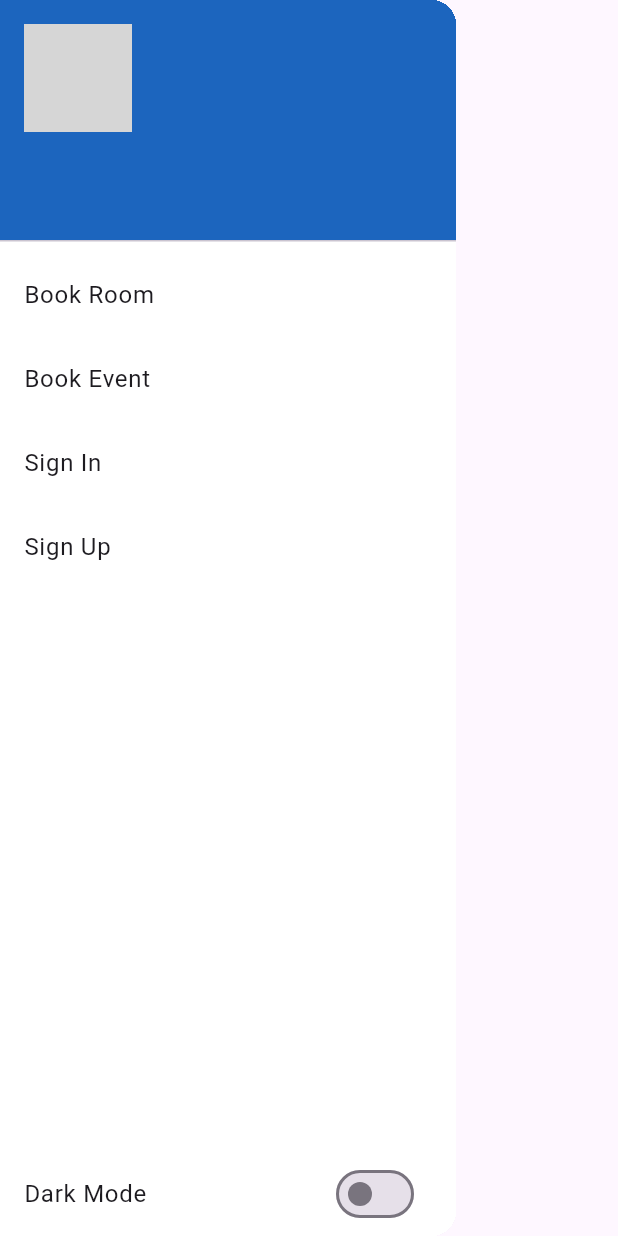
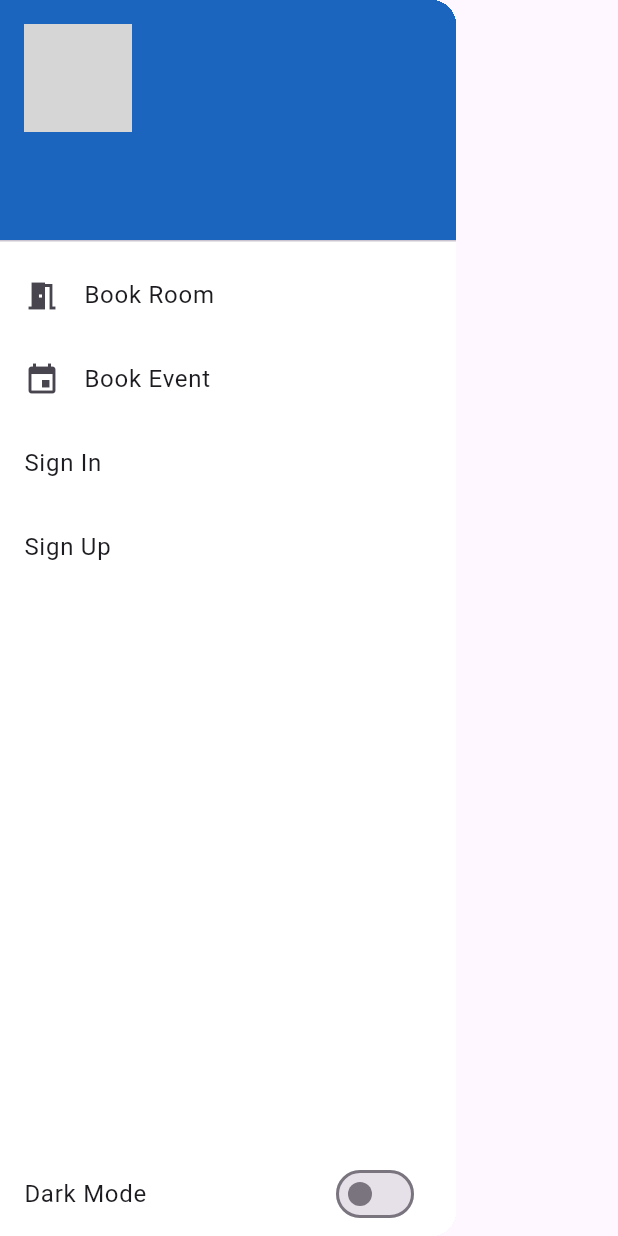
Before and after one commit to elias-nasser/project2, a Flutter app: what navigationDrawer() shows on an empty page, opened directly, on a phone screen of 412 x 824 dp. Run offline on Flutter 3.47's test engine with Material 3 defaults, Android fonts, the phone set to English and light mode, and no system bars; our stand-ins replace shared_preferences; accounts and stored records are empty; network calls fail; grey boxes are pictures that could not be loaded.

Commit message:
when click on darkmode button the color is changed

```diff
--- a/lib/navigationDrawer/navigation_drawer.dart
+++ b/lib/navigationDrawer/navigation_drawer.dart
@@ -10,6 +10,8 @@ import '../auth/sign_in.dart';
 import '../auth/sign_up.dart';
 
 const String _baseURL = 'https://nasserhotel.000webhostapp.com/';
+Random random = Random();
+int? r ,g,b;
 
 class navigationDrawer extends StatefulWidget {
   const navigationDrawer({Key? key}) : super(key: key);
@@ -26,18 +28,22 @@ class _navigationDrawerState extends State<navigationDrawer> {
     String? fName = authProvider.firstName;
     String? email = authProvider.email;
     String? profileImage = authProvider.profileImage;
-    Random random = Random();
     return Drawer(
       child: Theme(
           data: ThemeData(
-          brightness: authProvider.isDarkMode ? Brightness.dark : Brightness.light,
-          canvasColor: authProvider.isDarkMode ? Colors.grey[850] : Colors.white,
+            brightness:
+                authProvider.isDarkMode ? Brightness.dark : Brightness.light,
+            canvasColor:
+                authProvider.isDarkMode ? Colors.grey[850] : Colors.white,
           ),
           child: Container(
             color: authProvider.isDarkMode ? Colors.grey[850] : Colors.white,
             child: Column(
               children: <Widget>[
-            UserAccountsDrawerHeader(
+                Container(
+                  width: MediaQuery.of(context).size.width,
+                  alignment: Alignment.center,
+                  child: UserAccountsDrawerHeader(
                     accountName: isLoggedIn ? Text(fName!) : null,
                     accountEmail: isLoggedIn ? Text(email!) : null,
                     currentAccountPicture: CircleAvatar(
@@ -46,25 +52,36 @@ class _navigationDrawerState extends State<navigationDrawer> {
                       ),
                     ),
                     decoration: BoxDecoration(
-                color: authProvider.isDarkMode ? Colors.grey[650] : Color.fromRGBO(random.nextInt(256), random.nextInt(256), random.nextInt(256), 1.0),
+                      color: authProvider.isDarkMode
+                          ? Colors.grey[650]
+                          : Color.fromRGBO(
+                        r= random.nextInt(256),
+                        g= random.nextInt(256),
+                        b= random.nextInt(256),
+                        1.0,
                       ),
                     ),
-            ListTile(
+                  ),
+                ),                ListTile(
                   title: Text('Book Room'),
+                  leading: Icon(Icons.meeting_room),
                   onTap: () => navigateToPage(context, ShowRooms()),
                 ),
                 ListTile(
                   title: Text('Book Event'),
+                  leading: Icon(Icons.event),
                   onTap: () => navigateToPage(context, ShowEvents()),
                 ),
                 if (isLoggedIn)
                   ListTile(
                     title: Text('Dashboard'),
+                    leading: Icon(Icons.dashboard),
                     onTap: () => navigateToPage(context, DashboardPage()),
                   ),
                 if (isLoggedIn)
                   ListTile(
                     title: Text('Logout'),
+                    leading: Icon(Icons.exit_to_app),
                     onTap: () {
                       authProvider.logout();
                       Navigator.of(context).pushReplacement(
@@ -86,6 +103,8 @@ class _navigationDrawerState extends State<navigationDrawer> {
                 ListTile(
                   title: Text('Dark Mode'),
                   trailing: Switch(
+                    activeColor: r != null ? Color.fromRGBO(r!,
+                        g!, b!, 1.0) : Colors.green,
                     value: authProvider.isDarkMode,
                     onChanged: (value) {
                       setState(() {
@@ -95,8 +114,8 @@ class _navigationDrawerState extends State<navigationDrawer> {
                   ),
                 ),
               ],
-        ),)
             ),
+          )),
     );
   }
 
```
Lines whose indentation alone changed are shown as unchanged.
